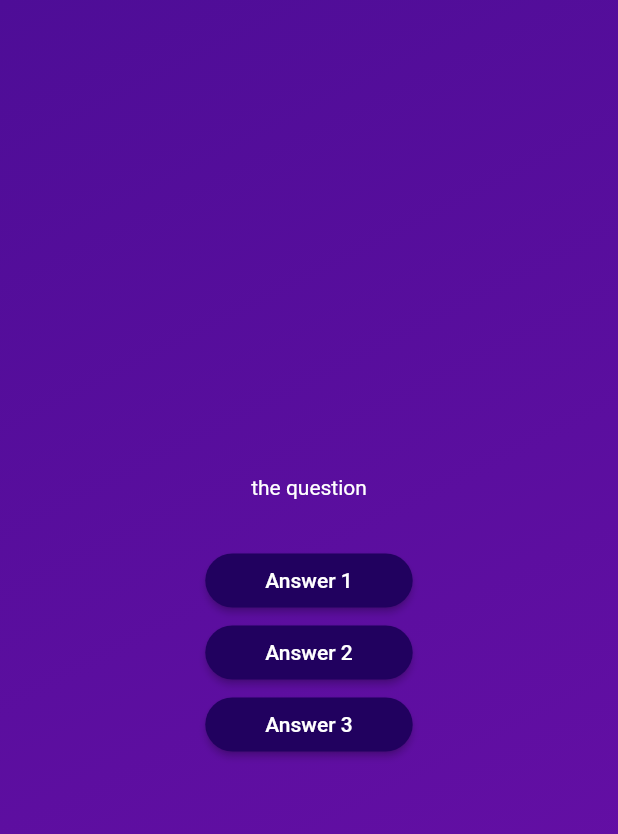
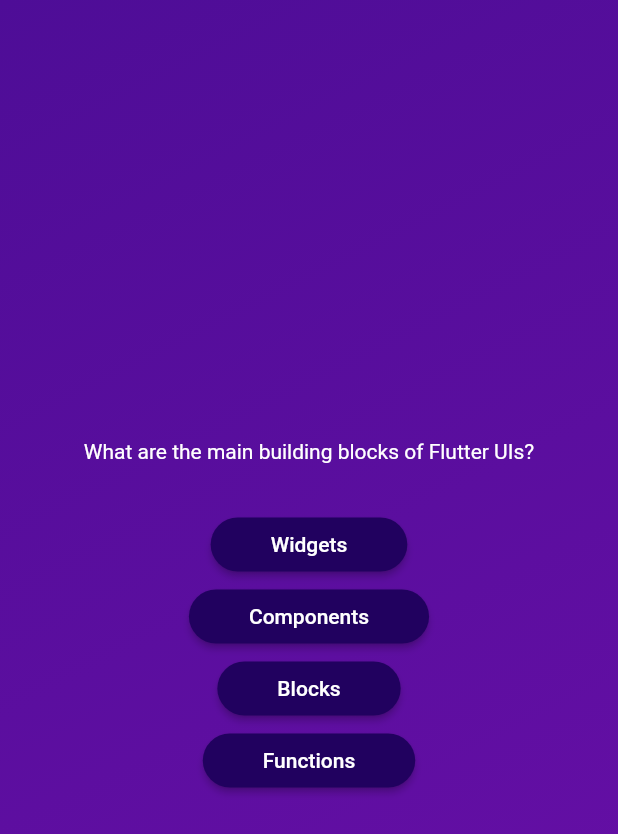
Before and after one commit to Elisa-cf/quiz_app, a Flutter app: the screen it shows after launch, after a tap on "Start Quiz", on a phone screen of 412 x 824 dp. Shown: the top 834 px of the screen. Run offline on Flutter 3.47's test engine with Material 2 defaults, Android fonts, the phone set to English and light mode, and no system bars.

Commit message:
access list elements and object properties from the dummy data

```diff
--- a/quizz_app/lib/questions_screen.dart
+++ b/quizz_app/lib/questions_screen.dart
@@ -1,6 +1,7 @@
 import 'package:flutter/material.dart';
 import 'package:flutter/widgets.dart';
 import 'package:quizz_app/answer_button.dart';
+import 'package:quizz_app/data/questions.dart';
 
 class QuestionsScreen extends StatefulWidget {
   const QuestionsScreen({super.key});
@@ -12,26 +13,31 @@ class QuestionsScreen extends StatefulWidget {
 class _QuestionsScreenState extends State<QuestionsScreen> {
   @override
   Widget build(BuildContext context) {
+    final currentQuestion = questions[0];
     return SizedBox(
       width: double.infinity,
       child: Column(
         mainAxisAlignment: MainAxisAlignment.center,
         children: [
-          const Text(
-            'the question',
-            style: TextStyle(color: Colors.white),
+          Text(
+            currentQuestion.text,
+            style: const TextStyle(color: Colors.white),
           ),
           const SizedBox(height: 30),
           AnswerButton(
-            answerText: 'Answer 1',
+            answerText: currentQuestion.answers[0],
             onTap: () {},
           ),
           AnswerButton(
-            answerText: 'Answer 2',
+            answerText: currentQuestion.answers[1],
             onTap: () {},
           ),
           AnswerButton(
-            answerText: 'Answer 3',
+            answerText: currentQuestion.answers[2],
+            onTap: () {},
+          ),
+          AnswerButton(
+            answerText: currentQuestion.answers[3],
             onTap: () {},
           ),
         ],
```
